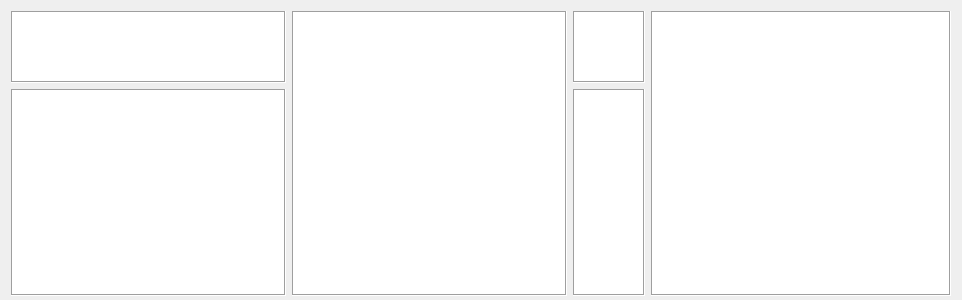
Old version of the form lib/apps/ui/arLoad.ui in the repository alexanderrichtertd/plex.
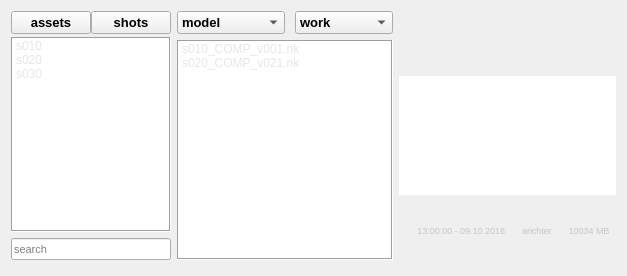
New version of the form. Icons and pictures are not drawn.

Commit message: Update Pipeline and fix Load

What changed in the file:
```diff
--- a/lib/apps/ui/arLoad.ui
+++ b/lib/apps/ui/arLoad.ui
@@ -6,14 +6,14 @@
    <rect>
     <x>0</x>
     <y>0</y>
-    <width>962</width>
-    <height>300</height>
+    <width>627</width>
+    <height>276</height>
    </rect>
   </property>
   <property name="minimumSize">
    <size>
-    <width>720</width>
-    <height>300</height>
+    <width>500</width>
+    <height>250</height>
    </size>
   </property>
   <property name="windowTitle">
@@ -22,42 +22,237 @@
   <property name="styleSheet">
    <string notr="true"/>
   </property>
-  <layout class="QHBoxLayout" name="layMain" stretch="6,6,1,0,0">
+  <layout class="QHBoxLayout" name="layMain" stretch="6,0,0">
    <property name="bottomMargin">
-    <number>4</number>
+    <number>16</number>
    </property>
    <item>
-    <layout class="QVBoxLayout" name="verticalLayout" stretch="1,3">
+    <layout class="QVBoxLayout" name="verticalLayout" stretch="0,0">
+     <property name="spacing">
+      <number>6</number>
+     </property>
      <item>
-      <widget class="QListWidget" name="lstScene">
-       <property name="styleSheet">
-        <string notr="true">color: rgb(230, 230, 230);</string>
+      <layout class="QVBoxLayout" name="verticalLayout_3">
+       <property name="spacing">
+        <number>3</number>
        </property>
-       <property name="frameShape">
-        <enum>QFrame::Box</enum>
+       <property name="bottomMargin">
+        <number>0</number>
        </property>
-       <property name="frameShadow">
-        <enum>QFrame::Sunken</enum>
+       <item>
+        <layout class="QHBoxLayout" name="horizontalLayout_3">
+         <property name="spacing">
+          <number>0</number>
+         </property>
+         <property name="bottomMargin">
+          <number>0</number>
+         </property>
+         <item>
+          <widget class="QPushButton" name="btnAssets">
+           <property name="font">
+            <font>
+             <pointsize>10</pointsize>
+             <weight>75</weight>
+             <bold>true</bold>
+            </font>
+           </property>
+           <property name="styleSheet">
+            <string notr="true"/>
+           </property>
+           <property name="text">
+            <string>assets</string>
+           </property>
+           <property name="checkable">
+            <bool>false</bool>
+           </property>
+           <property name="autoExclusive">
+            <bool>false</bool>
+           </property>
+           <property name="flat">
+            <bool>false</bool>
+           </property>
+          </widget>
+         </item>
+         <item>
+          <widget class="QPushButton" name="btnShots">
+           <property name="font">
+            <font>
+             <pointsize>10</pointsize>
+             <weight>75</weight>
+             <bold>true</bold>
+            </font>
+           </property>
+           <property name="text">
+            <string>shots</string>
+           </property>
+           <property name="checkable">
+            <bool>false</bool>
+           </property>
+           <property name="autoExclusive">
+            <bool>false</bool>
+           </property>
+           <property name="flat">
+            <bool>false</bool>
+           </property>
+          </widget>
+         </item>
+        </layout>
+       </item>
+       <item>
+        <widget class="QListWidget" name="lstScene">
+         <property name="minimumSize">
+          <size>
+           <width>150</width>
+           <height>0</height>
+          </size>
+         </property>
+         <property name="styleSheet">
+          <string notr="true">color: rgb(230, 230, 230);</string>
+         </property>
+         <property name="frameShape">
+          <enum>QFrame::Box</enum>
+         </property>
+         <property name="frameShadow">
+          <enum>QFrame::Sunken</enum>
+         </property>
+         <item>
+          <property name="text">
+           <string>s010</string>
+          </property>
+         </item>
+         <item>
+          <property name="text">
+           <string>s020</string>
+          </property>
+         </item>
+         <item>
+          <property name="text">
+           <string>s030</string>
+          </property>
+         </item>
+        </widget>
+       </item>
+      </layout>
+     </item>
+     <item>
+      <layout class="QHBoxLayout" name="horizontalLayout_2">
+       <property name="topMargin">
+        <number>0</number>
        </property>
-       <property name="resizeMode">
-        <enum>QListView::Adjust</enum>
+       <item>
+        <widget class="QLineEdit" name="edtSearch">
+         <property name="font">
+          <font>
+           <pointsize>8</pointsize>
+          </font>
+         </property>
+         <property name="placeholderText">
+          <string>search</string>
+         </property>
+        </widget>
+       </item>
+      </layout>
+     </item>
+    </layout>
+   </item>
+   <item>
+    <layout class="QVBoxLayout" name="verticalLayout_2">
+     <property name="rightMargin">
+      <number>0</number>
+     </property>
+     <item>
+      <layout class="QHBoxLayout" name="horizontalLayout">
+       <property name="spacing">
+        <number>10</number>
        </property>
-       <property name="viewMode">
-        <enum>QListView::ListMode</enum>
+       <property name="bottomMargin">
+        <number>0</number>
        </property>
-       <property name="uniformItemSizes">
-        <bool>false</bool>
-       </property>
-       <property name="batchSize">
-        <number>100</number>
-       </property>
-      </widget>
+       <item>
+        <widget class="QComboBox" name="cbxTask">
+         <property name="minimumSize">
+          <size>
+           <width>0</width>
+           <height>20</height>
+          </size>
+         </property>
+         <property name="font">
+          <font>
+           <pointsize>10</pointsize>
+           <weight>75</weight>
+           <bold>true</bold>
+          </font>
+         </property>
+         <item>
+          <property name="text">
+           <string>model</string>
+          </property>
+         </item>
+         <item>
+          <property name="text">
+           <string>texture</string>
+          </property>
+         </item>
+         <item>
+          <property name="text">
+           <string>shading</string>
+          </property>
+         </item>
+         <item>
+          <property name="text">
+           <string>animation</string>
+          </property>
+         </item>
+         <item>
+          <property name="text">
+           <string>lighting</string>
+          </property>
+         </item>
+         <item>
+          <property name="text">
+           <string>fx</string>
+          </property>
+         </item>
+         <item>
+          <property name="text">
+           <string>compositing</string>
+          </property>
+         </item>
+        </widget>
+       </item>
+       <item>
+        <widget class="QComboBox" name="cbxStatus">
+         <property name="font">
+          <font>
+           <pointsize>10</pointsize>
+           <weight>75</weight>
+           <bold>true</bold>
+          </font>
+         </property>
+         <item>
+          <property name="text">
+           <string>work</string>
+          </property>
+         </item>
+         <item>
+          <property name="text">
+           <string>publish</string>
+          </property>
+         </item>
+         <item>
+          <property name="text">
+           <string>render</string>
+          </property>
+         </item>
+        </widget>
+       </item>
+      </layout>
      </item>
      <item>
-      <widget class="QListWidget" name="lstSet">
+      <widget class="QListWidget" name="lstVersion">
        <property name="minimumSize">
         <size>
-         <width>150</width>
+         <width>0</width>
          <height>0</height>
         </size>
        </property>
@@ -70,87 +265,195 @@
        <property name="frameShadow">
         <enum>QFrame::Sunken</enum>
        </property>
+       <item>
+        <property name="text">
+         <string>s010_COMP_v001.nk</string>
+        </property>
+       </item>
+       <item>
+        <property name="text">
+         <string>s020_COMP_v021.nk</string>
+        </property>
+       </item>
       </widget>
      </item>
     </layout>
    </item>
    <item>
-    <widget class="QListWidget" name="lstAsset">
-     <property name="minimumSize">
-      <size>
-       <width>150</width>
-       <height>0</height>
-      </size>
+    <layout class="QVBoxLayout" name="layMeta" stretch="1,2,1">
+     <property name="rightMargin">
+      <number>0</number>
      </property>
-     <property name="styleSheet">
-      <string notr="true">color: rgb(230, 230, 230);</string>
-     </property>
-     <property name="frameShape">
-      <enum>QFrame::Box</enum>
-     </property>
-     <property name="frameShadow">
-      <enum>QFrame::Sunken</enum>
-     </property>
-    </widget>
-   </item>
-   <item>
-    <layout class="QVBoxLayout" name="verticalLayout_2" stretch="1,10">
      <item>
-      <widget class="QListWidget" name="lstTask">
-       <property name="styleSheet">
-        <string notr="true">color: rgb(230, 230, 230);</string>
+      <widget class="QPushButton" name="btnPreviewImg">
+       <property name="sizePolicy">
+        <sizepolicy hsizetype="Expanding" vsizetype="Expanding">
+         <horstretch>0</horstretch>
+         <verstretch>0</verstretch>
+        </sizepolicy>
        </property>
-       <property name="frameShape">
-        <enum>QFrame::Box</enum>
-       </property>
-       <property name="frameShadow">
-        <enum>QFrame::Sunken</enum>
-       </property>
-      </widget>
-     </item>
-     <item>
-      <widget class="QListWidget" name="lstStatus">
        <property name="maximumSize">
         <size>
-         <width>16777215</width>
-         <height>16777215</height>
+         <width>166666</width>
+         <height>166666</height>
         </size>
+       </property>
+       <property name="text">
+        <string/>
+       </property>
+       <property name="icon">
+        <iconset>
+         <normaloff>:/lbl/lbl/default.png</normaloff>:/lbl/lbl/default.png</iconset>
+       </property>
+       <property name="iconSize">
+        <size>
+         <width>200</width>
+         <height>200</height>
+        </size>
+       </property>
+       <property name="autoDefault">
+        <bool>false</bool>
+       </property>
+       <property name="default">
+        <bool>false</bool>
+       </property>
+       <property name="flat">
+        <bool>true</bool>
+       </property>
+      </widget>
+     </item>
+     <item>
+      <widget class="QPlainTextEdit" name="edtComment">
+       <property name="font">
+        <font>
+         <family>MS Shell Dlg 2</family>
+         <weight>50</weight>
+         <bold>false</bold>
+        </font>
        </property>
        <property name="styleSheet">
-        <string notr="true">color: rgb(230, 230, 230);</string>
+        <string notr="true">color: rgb(198, 198, 198);</string>
        </property>
        <property name="frameShape">
-        <enum>QFrame::Box</enum>
+        <enum>QFrame::NoFrame</enum>
        </property>
        <property name="frameShadow">
-        <enum>QFrame::Sunken</enum>
+        <enum>QFrame::Plain</enum>
+       </property>
+       <property name="readOnly">
+        <bool>true</bool>
        </property>
       </widget>
      </item>
+     <item>
+      <layout class="QHBoxLayout" name="horizontalLayout_12">
+       <property name="leftMargin">
+        <number>4</number>
+       </property>
+       <property name="rightMargin">
+        <number>4</number>
+       </property>
+       <property name="bottomMargin">
+        <number>0</number>
+       </property>
+       <item>
+        <widget class="QLabel" name="lblSoftwareIcon">
+         <property name="maximumSize">
+          <size>
+           <width>8</width>
+           <height>8</height>
+          </size>
+         </property>
+         <property name="text">
+          <string/>
+         </property>
+         <property name="pixmap">
+          <pixmap>:/btn/software/default/nuke.png</pixmap>
+         </property>
+         <property name="scaledContents">
+          <bool>true</bool>
+         </property>
+        </widget>
+       </item>
+       <item>
+        <widget class="QLabel" name="lblDate">
+         <property name="minimumSize">
+          <size>
+           <width>0</width>
+           <height>0</height>
+          </size>
+         </property>
+         <property name="font">
+          <font>
+           <pointsize>7</pointsize>
+          </font>
+         </property>
+         <property name="toolTip">
+          <string>Date Modified</string>
+         </property>
+         <property name="styleSheet">
+          <string notr="true">color: rgb(198, 198, 198);</string>
+         </property>
+         <property name="text">
+          <string>13:00:00 - 09.10.2016 </string>
+         </property>
+         <property name="alignment">
+          <set>Qt::AlignCenter</set>
+         </property>
+        </widget>
+       </item>
+       <item>
+        <widget class="QLabel" name="lblUser">
+         <property name="font">
+          <font>
+           <pointsize>7</pointsize>
+          </font>
+         </property>
+         <property name="toolTip">
+          <string>User Name</string>
+         </property>
+         <property name="styleSheet">
+          <string notr="true">color: rgb(198, 198, 198);</string>
+         </property>
+         <property name="text">
+          <string>arichter</string>
+         </property>
+         <property name="alignment">
+          <set>Qt::AlignCenter</set>
+         </property>
+        </widget>
+       </item>
+       <item>
+        <widget class="QLabel" name="lblFileSize">
+         <property name="maximumSize">
+          <size>
+           <width>16777215</width>
+           <height>16777215</height>
+          </size>
+         </property>
+         <property name="font">
+          <font>
+           <pointsize>7</pointsize>
+          </font>
+         </property>
+         <property name="toolTip">
+          <string>File Size</string>
+         </property>
+         <property name="styleSheet">
+          <string notr="true">color: rgb(198, 198, 198);</string>
+         </property>
+         <property name="text">
+          <string>10034 MB</string>
+         </property>
+         <property name="alignment">
+          <set>Qt::AlignCenter</set>
+         </property>
+        </widget>
+       </item>
+      </layout>
+     </item>
     </layout>
    </item>
-   <item>
-    <widget class="QListWidget" name="lstFiles">
-     <property name="minimumSize">
-      <size>
-       <width>300</width>
-       <height>0</height>
-      </size>
-     </property>
-     <property name="styleSheet">
-      <string notr="true">color: rgb(230, 230, 230);</string>
-     </property>
-     <property name="frameShape">
-      <enum>QFrame::Box</enum>
-     </property>
-     <property name="frameShadow">
-      <enum>QFrame::Sunken</enum>
-     </property>
-    </widget>
-   </item>
-   <item>
-    <layout class="QVBoxLayout" name="layMeta"/>
-   </item>
   </layout>
  </widget>
  <tabstops>
```
Left out of the diff: 12 changed lines with no effect on the pictures. The commit also changes 12 other files.
